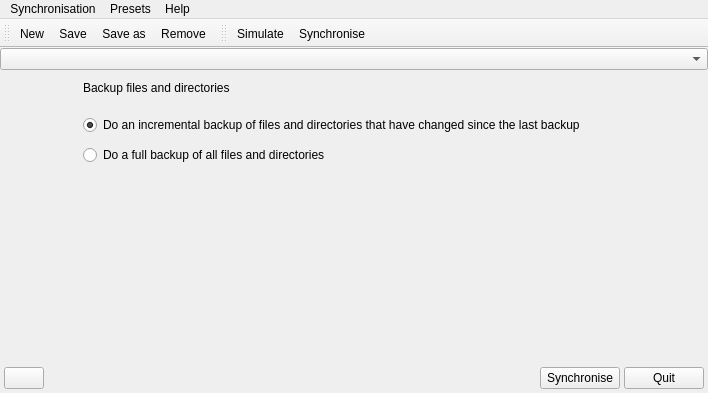
The window that ui/mainwindow.ui (darrenedale/Qync) describes before a commit, drawn with Qt 5.
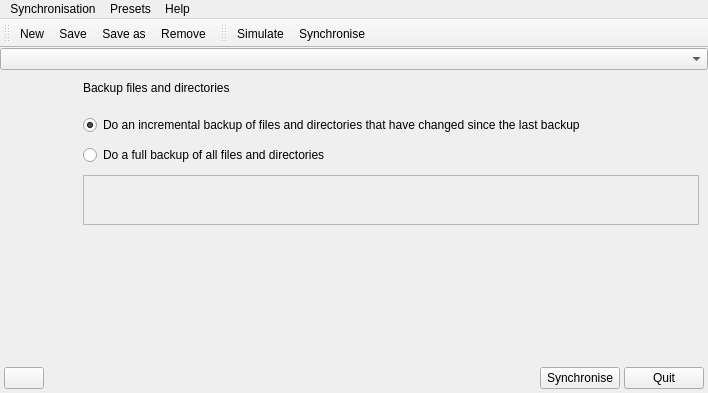
The same window after the commit. Icons and pictures are not drawn. Custom widgets are drawn as their Qt base class.

Commit message: Fixed Process not emitting overall progress. Added to Todo list (sigh!).

Patch:
```diff
--- a/ui/mainwindow.ui
+++ b/ui/mainwindow.ui
@@ -99,13 +99,37 @@
            </widget>
           </item>
           <item>
-           <widget class="Qync::ProcessWidget" name="simpleProcessWidget" native="true">
+           <widget class="QFrame" name="simpleProcessFrame">
+            <property name="sizePolicy">
+             <sizepolicy hsizetype="Preferred" vsizetype="Fixed">
+              <horstretch>0</horstretch>
+              <verstretch>0</verstretch>
+             </sizepolicy>
+            </property>
             <property name="minimumSize">
              <size>
               <width>0</width>
-              <height>20</height>
+              <height>50</height>
              </size>
             </property>
+            <property name="frameShape">
+             <enum>QFrame::StyledPanel</enum>
+            </property>
+            <property name="frameShadow">
+             <enum>QFrame::Raised</enum>
+            </property>
+            <layout class="QVBoxLayout" name="verticalLayout_4">
+             <item>
+              <widget class="Qync::ProcessWidget" name="simpleProcessWidget" native="true">
+               <property name="minimumSize">
+                <size>
+                 <width>0</width>
+                 <height>20</height>
+                </size>
+               </property>
+              </widget>
+             </item>
+            </layout>
            </widget>
           </item>
           <item>
@@ -116,7 +140,7 @@
             <property name="sizeHint" stdset="0">
              <size>
               <width>20</width>
-              <height>40</height>
+              <height>20</height>
              </size>
             </property>
            </spacer>
```
The commit also changes 5 other files.
